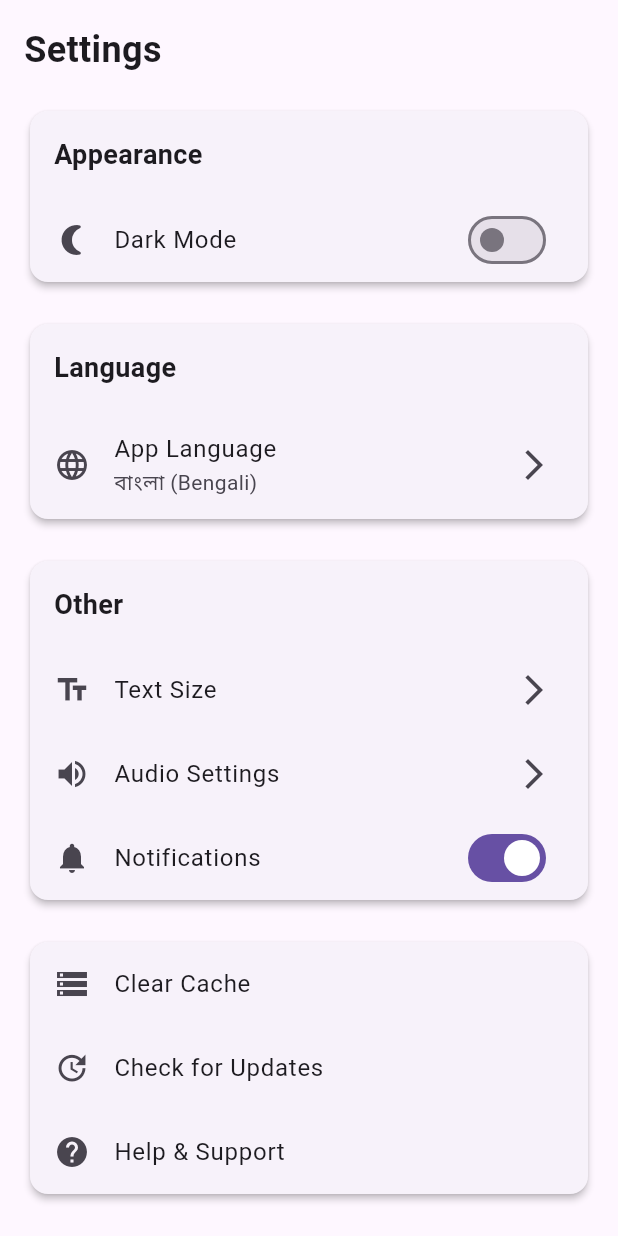
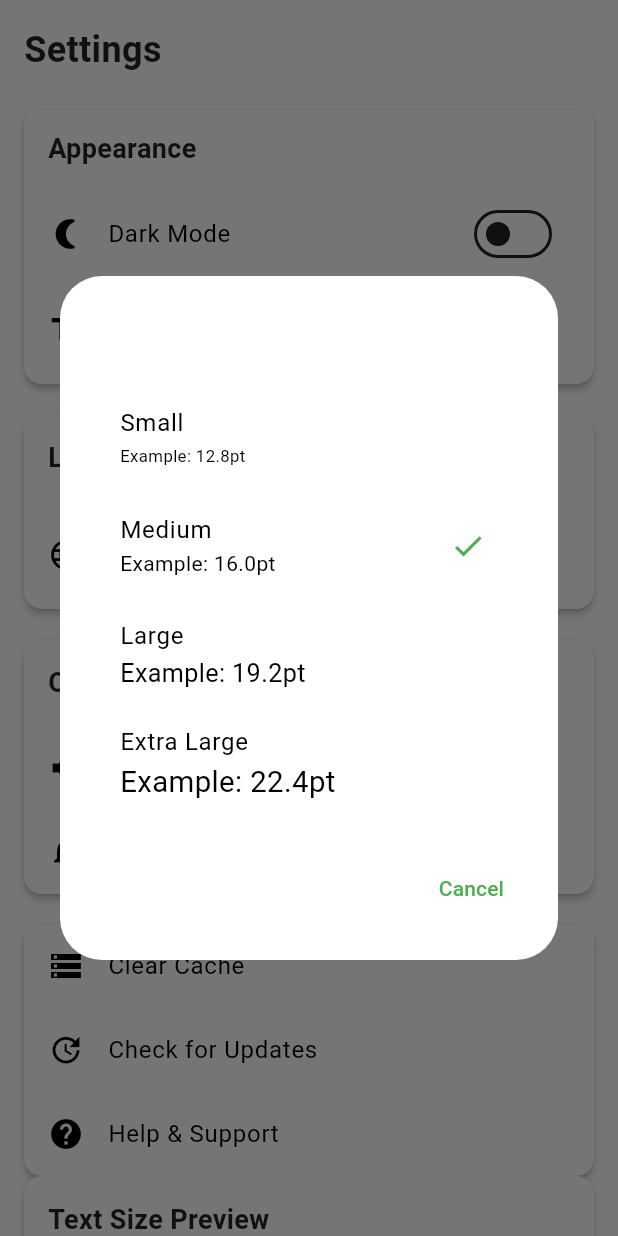
Before and after one commit to sakhawat-ahmed/my_app, a Flutter app: the SettingsScreen widget shown alone on an empty page, opened directly, after a tap on "Text Size", on a phone screen of 412 x 824 dp. Run offline on Flutter 3.47's test engine with Material 3 defaults, Android fonts, the phone set to English and light mode, and no system bars.

Commit message:
update text size settings

```diff
--- a/quran_app/lib/settings_screen.dart
+++ b/quran_app/lib/settings_screen.dart
@@ -40,6 +40,15 @@ class SettingsScreen extends StatelessWidget {
                     themeProvider.toggleTheme(value);
                   },
                 ),
+              ),
+              ListTile(
+                leading: const Icon(Icons.text_fields),
+                title: const Text('Text Size'),
+                subtitle: Text(themeProvider.currentTextSizeName),
+                trailing: const Icon(Icons.arrow_forward_ios),
+                onTap: () {
+                  _showTextSizeDialog(context, themeProvider);
+                },
               ),
             ],
           ),
@@ -89,12 +98,6 @@ class SettingsScreen extends StatelessWidget {
                 ),
               ),
               ListTile(
-                leading: const Icon(Icons.text_fields),
-                title: const Text('Text Size'),
-                trailing: const Icon(Icons.arrow_forward_ios),
-                onTap: () {},
-              ),
-              ListTile(
                 leading: const Icon(Icons.volume_up),
                 title: const Text('Audio Settings'),
                 trailing: const Icon(Icons.arrow_forward_ios),
@@ -139,7 +142,95 @@ class SettingsScreen extends StatelessWidget {
             ],
           ),
         ),
+
+        // Text Size Preview
+Card(
+  elevation: 2,
+  child: Padding(
+    padding: const EdgeInsets.all(16.0),
+    child: Column(
+      crossAxisAlignment: CrossAxisAlignment.start,
+      children: [
+        Text(
+          'Text Size Preview',
+          style: TextStyle(
+            fontSize: 18,
+            fontWeight: FontWeight.bold,
+            color: Theme.of(context).textTheme.bodyLarge?.color,
+          ),
+        ),
+        const SizedBox(height: 10),
+        Text(
+          'بِسْمِ اللَّهِ الرَّحْمَـٰنِ الرَّحِيمِ',
+          style: TextStyle(
+            fontSize: 20 * themeProvider.textSizeFactor,
+            fontWeight: FontWeight.bold,
+            fontFamily: "Amiri",
+            color: Theme.of(context).textTheme.bodyLarge?.color,
+          ),
+          textAlign: TextAlign.right,
+        ),
+        const SizedBox(height: 8),
+        Text(
+          'আল্লাহর নামে শুরু করছি যিনি পরম করুণাময়, অতি দয়ালু।',
+          style: TextStyle(
+            fontSize: 16 * themeProvider.textSizeFactor,
+            fontStyle: FontStyle.italic,
+            color: Theme.of(context).textTheme.bodyLarge?.color,
+          ),
+        ),
       ],
+    ),
+  ),
+),
+      ],
+    );
+  }
+
+  void _showTextSizeDialog(BuildContext context, ThemeProvider themeProvider) {
+    showDialog(
+      context: context,
+      builder: (context) => AlertDialog(
+        title: const Text('Select Text Size'),
+        content: SizedBox(
+          width: double.maxFinite,
+          child: ListView.builder(
+            shrinkWrap: true,
+            itemCount: themeProvider.textSizeOptions.length,
+            itemBuilder: (context, index) {
+              final sizeName = themeProvider.textSizeOptions[index];
+              final sizeFactor = ThemeProvider.textSizePresets[sizeName]!;
+
+              return ListTile(
+                title: Text(sizeName),
+                subtitle: Text(
+                  'Example: ${(16 * sizeFactor).toStringAsFixed(1)}pt',
+                  style: TextStyle(fontSize: 14 * sizeFactor),
+                ),
+                trailing: themeProvider.textSizeFactor == sizeFactor
+                    ? const Icon(Icons.check, color: Colors.green)
+                    : null,
+                onTap: () {
+                  themeProvider.changeTextSizeByName(sizeName);
+                  Navigator.pop(context);
+                  ScaffoldMessenger.of(context).showSnackBar(
+                    SnackBar(
+                      content: Text('Text size changed to $sizeName'),
+                      duration: const Duration(seconds: 2),
+                    ),
+                  );
+                },
+              );
+            },
+          ),
+        ),
+        actions: [
+          TextButton(
+            onPressed: () => Navigator.pop(context),
+            child: const Text('Cancel'),
+          ),
+        ],
+      ),
     );
   }
 
```
Also changed, not shown: quran_app/lib/quran_content_screen.dart (+10 -4 lines), quran_app/lib/theme_provider.dart (+164 -5 lines).
